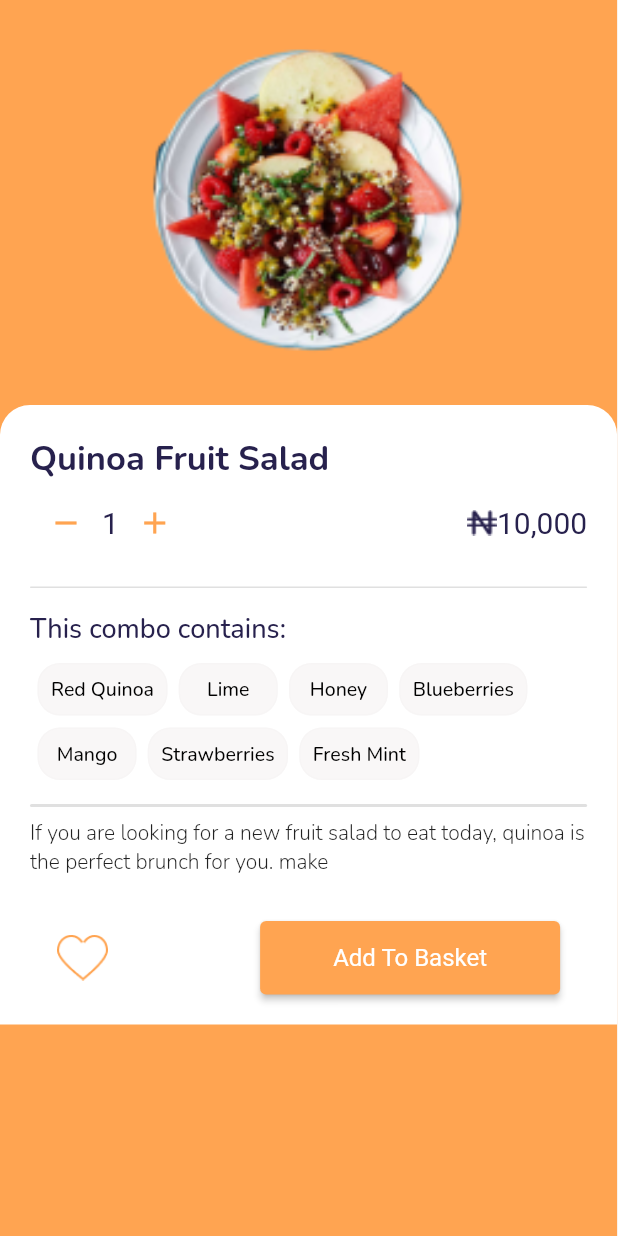
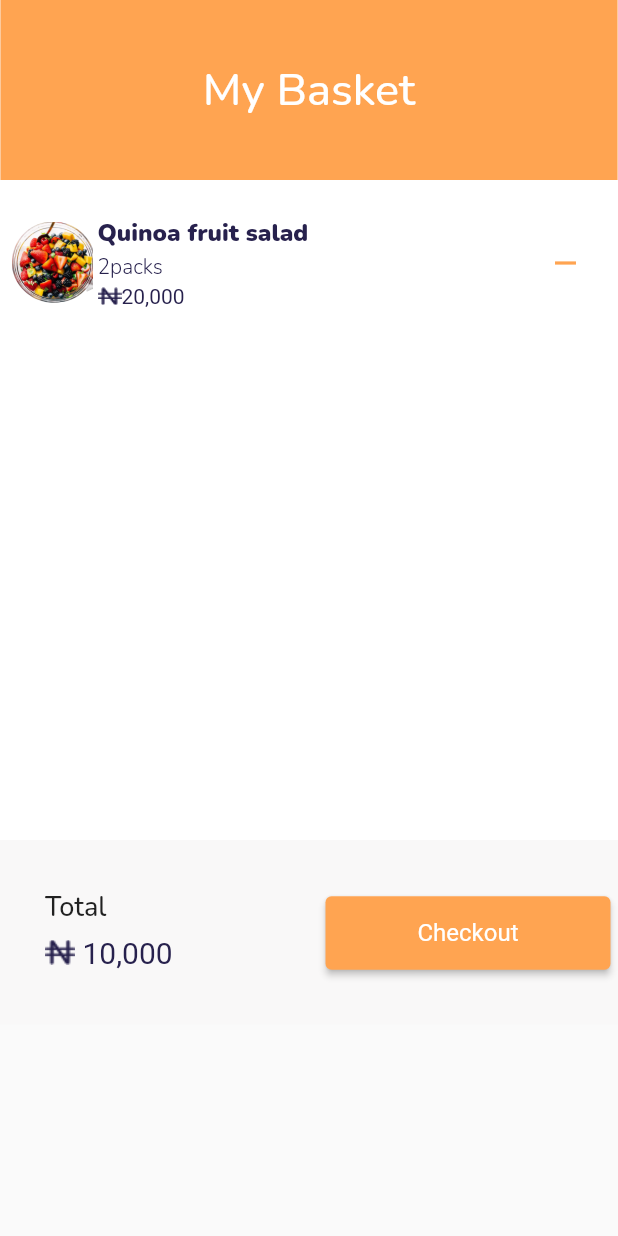
Before and after one commit to Gustavobeckr/Desafio_Sprint02, a Flutter app: the screen it shows after launch, on a phone screen of 412 x 824 dp. Run offline on Flutter 3.47's test engine with Material 2 defaults, Android fonts, the phone set to English and light mode, and no system bars.

Commit message:
Finalização da tela OrderList

```diff
--- /dev/null
+++ b/lib/components/ItemBasket.dart
@@ -0,0 +1,84 @@
+import 'package:flutter/material.dart';
+
+class ItemBasket extends StatelessWidget {
+  @override
+  Widget build(BuildContext context) {
+    return Padding(
+      padding: const EdgeInsets.all(5.0),
+      child: SizedBox(
+        width: double.infinity,
+        height: 100,
+        child: Row(
+          mainAxisAlignment: MainAxisAlignment.spaceBetween,
+          children: [
+            SizedBox(
+              child: Row(
+                children: [
+                  SizedBox(
+                    height: 60,
+                    width: 60,
+                    child: Padding(
+                      padding: const EdgeInsets.all(3.0),
+                      child: Image.asset('assets/images/PratoBerry.png'),
+                    ),
+                  ),
+                  SizedBox(
+                    height: 65,
+                    child: Column(
+                      crossAxisAlignment: CrossAxisAlignment.start,
+                      mainAxisAlignment: MainAxisAlignment.spaceEvenly,
+                      children: [
+                        Text(
+                          "Quinoa fruit salad",
+                          style: TextStyle(
+                            fontFamily: 'Nunito',
+                            fontSize: 16,
+                            color: Color.fromRGBO(39, 33, 77, 1),
+                          ),
+                        ),
+                        Text(
+                          "2packs",
+                          style: TextStyle(
+                            fontFamily: 'Nunito-Light',
+                            fontSize: 14,
+                            color: Color.fromRGBO(39, 33, 77, 1),
+                          ),
+                        ),
+                        Row(
+                          mainAxisAlignment: MainAxisAlignment.spaceBetween,
+                          children: [
+                            SizedBox(
+                              width: 16,
+                              height: 12,
+                              child: Image.asset(
+                                'assets/images/BlackCoin.png',
+                                fit: BoxFit.fill,
+                              ),
+                            ),
+                            Text(
+                              '20,000',
+                              style: TextStyle(
+                                  fontSize: 14,
+                                  color: Color.fromRGBO(39, 33, 77, 1)),
+                            ),
+                          ],
+                        ),
+                      ],
+                    ),
+                  ),
+                ],
+              ),
+            ),
+            SizedBox(
+                width: 60,
+                child: IconButton(
+                  onPressed: () {},
+                  icon: Icon(Icons.remove),
+                  color: Color.fromRGBO(255, 164, 81, 1),
+                ))
+          ],
+        ),
+      ),
+    );
+  }
+}
--- a/lib/main.dart
+++ b/lib/main.dart
@@ -1,5 +1,5 @@
 import 'package:flutter/material.dart';
-import 'package:fruit_hub/screens/AddToBasket.dart';
+import 'package:fruit_hub/screens/OrderList.dart';
 
 void main() {
   runApp(const MyApp());
@@ -15,7 +15,7 @@ class MyApp extends StatelessWidget {
       theme: ThemeData(
         primarySwatch: Colors.blue,
       ),
-      home: AddBasket(),
+      home: OrderList(),
     );
   }
 }
--- a/lib/screens/AddToBasket.dart
+++ b/lib/screens/AddToBasket.dart
@@ -19,7 +19,8 @@ class _AddBasketState extends State<AddBasket> {
   @override
   Widget build(BuildContext context) {
     return Scaffold(
-      body: Container(
+      body: ListView(
+        children:[Container(
           color: Color.fromRGBO(255, 164, 81, 1),
           child: Column(
             children: [
@@ -42,10 +43,10 @@ class _AddBasketState extends State<AddBasket> {
                       topRight: Radius.circular(20)),
                 ),
                 height: 413,
-              width: 411.4,
+                width: double.infinity,
                 child: Padding(
                   padding:
-                const EdgeInsets.symmetric(vertical: 20, horizontal: 20),
+                  const EdgeInsets.symmetric(vertical:10, horizontal: 20),
                   child: Column(
                     crossAxisAlignment: CrossAxisAlignment.start,
                     children: [
@@ -57,7 +58,7 @@ class _AddBasketState extends State<AddBasket> {
                             color: Color.fromRGBO(39, 33, 77, 1)),
                       ),
                       Padding(
-                      padding: const EdgeInsets.fromLTRB(0, 5, 0, 20),
+                        padding: const EdgeInsets.fromLTRB(0, 5, 0, 10),
                         child: SizedBox(
                           width: 400,
                           height: 45,
@@ -128,7 +129,7 @@ class _AddBasketState extends State<AddBasket> {
                         height: 1,
                       ),
                       Padding(
-                      padding: const EdgeInsets.fromLTRB(0, 15, 0, 10),
+                        padding: const EdgeInsets.fromLTRB(0, 7, 0, 5),
                         child: Text(
                           "This combo contains:",
                           style: TextStyle(
@@ -149,7 +150,7 @@ class _AddBasketState extends State<AddBasket> {
                         ],
                       ),
                       Padding(
-                      padding: const EdgeInsets.fromLTRB(0, 8, 0, 8),
+                        padding: const EdgeInsets.fromLTRB(0, 0, 0, 5),
                         child: Container(
                           decoration: BoxDecoration(
                               color: Colors.black12,
@@ -164,7 +165,7 @@ class _AddBasketState extends State<AddBasket> {
                         TextStyle(fontFamily: 'Nunito-Light', fontSize: 14),
                       ),
                       Padding(
-                      padding: const EdgeInsets.fromLTRB(10, 30, 18, 0),
+                        padding: const EdgeInsets.fromLTRB(10, 5, 18, 0),
                         child: Row(
                           mainAxisAlignment: MainAxisAlignment.spaceBetween,
                           children: [
@@ -182,7 +183,7 @@ class _AddBasketState extends State<AddBasket> {
                                 onPressed: () {},
                                 child: Text(
                                   "Add To Basket",
-                              )),
+                                ),),
                           ],
                         ),
                       )
@@ -192,6 +193,7 @@ class _AddBasketState extends State<AddBasket> {
               ),
             ],
           ),
+        ),],
       ),
     );
   }
--- a/lib/screens/HomeScreen.dart
+++ b/lib/screens/HomeScreen.dart
@@ -1,15 +1,11 @@
-
 import 'package:flutter/material.dart';
 import 'package:fruit_hub/components/Cards.dart';
 import 'package:fruit_hub/components/PopularCombo.dart';
 import 'package:fruit_hub/components/RecommendedCombo.dart';
 
-
 class HomeScreen extends StatelessWidget {
   late final double? iconSize;
   late final Color? color;
-
-
 
   @override
   Widget build(BuildContext context) {
@@ -21,22 +17,23 @@ class HomeScreen extends StatelessWidget {
               Padding(
                 padding: const EdgeInsets.fromLTRB(15, 40, 15, 20),
                 child: SizedBox(
-                  width: 365,
+                  width: double.infinity,
                   height: 45,
                   child: Row(
                     mainAxisAlignment: MainAxisAlignment.spaceBetween,
+                    children: [
+                      Row(
                         children: [
                           Icon(
                             Icons.drag_handle_outlined,
                             size: 35,
                           ),
-                      Padding(
-                        padding: const EdgeInsets.fromLTRB(0, 0, 70, 0),
-                        child: Text(
+                          Text(
                             "Welcome, NameController",
                             style: TextStyle(
                                 fontSize: 17, fontFamily: 'Nunito-Medium'),
                           ),
+                        ],
                       ),
                       IconButton(
                         style: ButtonStyle(
@@ -56,13 +53,13 @@ class HomeScreen extends StatelessWidget {
                   ),
                 ),
               ),
-              Padding(
-                padding: const EdgeInsets.fromLTRB(30, 0, 30, 10),
+              SizedBox(
+                width: 390,
                 child: Row(
                   mainAxisAlignment: MainAxisAlignment.spaceBetween,
                   children: [
                     SizedBox(
-                      width: 300,
+                      width: 275,
                       child: TextField(
                         decoration: InputDecoration(
                           fillColor: Color.fromRGBO(245, 245, 245, 0.4),
@@ -213,9 +210,12 @@ class HomeScreen extends StatelessWidget {
                             scrollDirection: Axis.horizontal,
                             children: [
                               Wrap(children: [
-                                PopularCombo('assets/images/QuinoaFruit.png','Quinoa fruit salad'),
-                                PopularCombo('assets/images/PratoBerry.png', 'Tropical fruit salad'),
-                                PopularCombo('assets/images/QuinoaFruit.png', 'Quinoa fruit salad')
+                                PopularCombo('assets/images/QuinoaFruit.png',
+                                    'Quinoa fruit salad'),
+                                PopularCombo('assets/images/PratoBerry.png',
+                                    'Tropical fruit salad'),
+                                PopularCombo('assets/images/QuinoaFruit.png',
+                                    'Quinoa fruit salad')
                               ]),
                             ]),
                       ),
--- /dev/null
+++ b/lib/screens/OrderList.dart
@@ -0,0 +1,111 @@
+import 'package:flutter/material.dart';
+import 'package:fruit_hub/components/ItemBasket.dart';
+
+
+class OrderList extends StatefulWidget {
+  @override
+  State<OrderList> createState() => _OrderListState();
+}
+
+class _OrderListState extends State<OrderList> {
+  final ButtonStyle style = ElevatedButton.styleFrom(
+      fixedSize: Size(190, 49),
+      backgroundColor: Color.fromRGBO(255, 164, 81, 1),
+      textStyle: const TextStyle(fontSize: 16));
+
+  @override
+  Widget build(BuildContext context) {
+    return Scaffold(
+      body: ListView(
+        children:[SizedBox(
+          width: double.infinity,
+          height: 683.4,
+          child: Column(
+            children: [
+              Container(
+                decoration: BoxDecoration(
+                  color: Color.fromRGBO(255, 164, 81, 1),
+                ),
+                width: 411.4,
+                height: 120,
+                child: Padding(
+                  padding: const EdgeInsets.fromLTRB(0, 40, 0, 0),
+                  child: Text(
+                    textAlign: TextAlign.center,
+                    'My Basket',
+                    style: TextStyle(
+                        color: Colors.white,
+                        fontSize: 30,
+                        fontFamily: 'Nunito-Medium'),
+                  ),
+                ),
+              ),
+              Container(
+                alignment: AlignmentDirectional.topStart,
+                decoration: BoxDecoration(color: Colors.white),
+                width: double.infinity,
+                height: 440,
+                child: ListView(
+                  children: [
+                    ItemBasket(),
+                  ],
+                ),
+              ),
+              Container(
+                color: Color.fromRGBO(237, 228, 228, 0.1),
+                width: double.maxFinite,
+                height: 123,
+                child: Padding(
+                  padding: const EdgeInsets.fromLTRB(30, 8, 5, 7),
+                  child: Row(
+                    mainAxisAlignment: MainAxisAlignment.spaceBetween,
+                    children: [
+                      SizedBox(
+                        height: 60,
+                        child: Column(
+                          mainAxisAlignment: MainAxisAlignment.spaceEvenly,
+                          crossAxisAlignment: CrossAxisAlignment.start,
+                          children: [
+                            Text(
+                              'Total',
+                              style: TextStyle(
+                                fontFamily: 'Nunito-Medium',
+                                fontSize: 18,
+                              ),
+                            ),
+                            Row(
+                              children: [
+                                Padding(
+                                  padding: const EdgeInsets.fromLTRB(0, 8, 5, 8),
+                                  child: Image.asset(
+                                    'assets/images/BlackCoin.png',
+                                  ),
+                                ),
+                                Text(
+                                  '10,000',
+                                  style: TextStyle(
+                                      fontSize: 20,
+                                      color: Color.fromRGBO(39, 33, 77, 1)),
+                                ),
+                              ],
+                            )
+                          ],
+                        ),
+                      ),
+                      ElevatedButton(
+                          style: style,
+                          onPressed: () {},
+                          child: Text(
+                            "Checkout",
+                          )),
+                    ],
+                  ),
+                ),
+              ),
+            ],
+          ),
+        ),]
+      ),
+    );
+  }
+}
--- a/lib/screens/WelcomeScreen.dart
+++ b/lib/screens/WelcomeScreen.dart
@@ -8,7 +8,8 @@ class WelcomeScreen extends StatelessWidget {
         backgroundColor: Color.fromRGBO(255, 164, 81, 1),
         textStyle: const TextStyle(fontSize: 16));
 
-    return Container(
+    return ListView(
+      children:[ Container(
         color: Colors.white,
         width: 411.4,
         height: 683.4,
@@ -65,7 +66,7 @@ class WelcomeScreen extends StatelessWidget {
                         "Get The Freshest Fruit Salad Combo",
                         style: TextStyle(
                           color: Color.fromRGBO(39, 33, 77, 1),
-                        fontSize: 16,
+                          fontSize: 17,
                           fontFamily: 'Nunito',
                         ),
                       ),
@@ -76,8 +77,7 @@ class WelcomeScreen extends StatelessWidget {
                           style: TextStyle(
                               color: Color.fromRGBO(93, 87, 126, 1),
                               fontSize: 16,
-                            fontWeight: FontWeight.w400,
-                            fontFamily: 'Nunito-Light'),
+                              fontFamily: 'Nunito-Medium'),
                         ),
                       ),
                       Padding(
@@ -94,6 +94,7 @@ class WelcomeScreen extends StatelessWidget {
             )
           ],
         ),
+      ),],
     );
   }
 }
```
Lines whose indentation alone changed are shown as unchanged.
